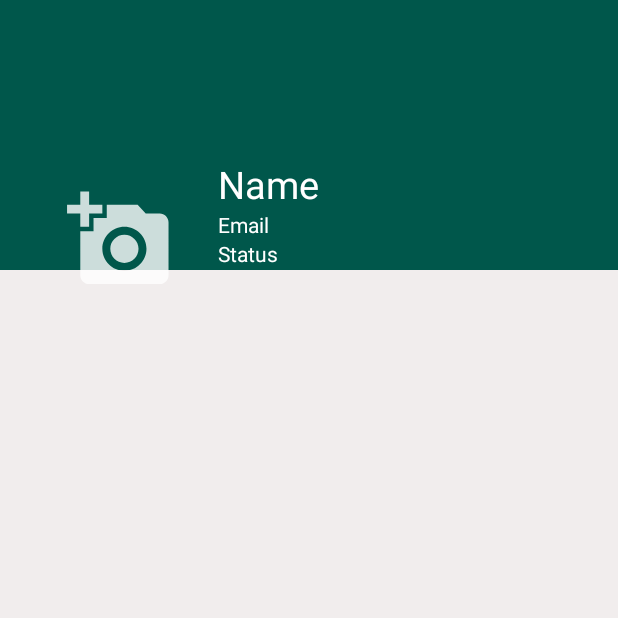
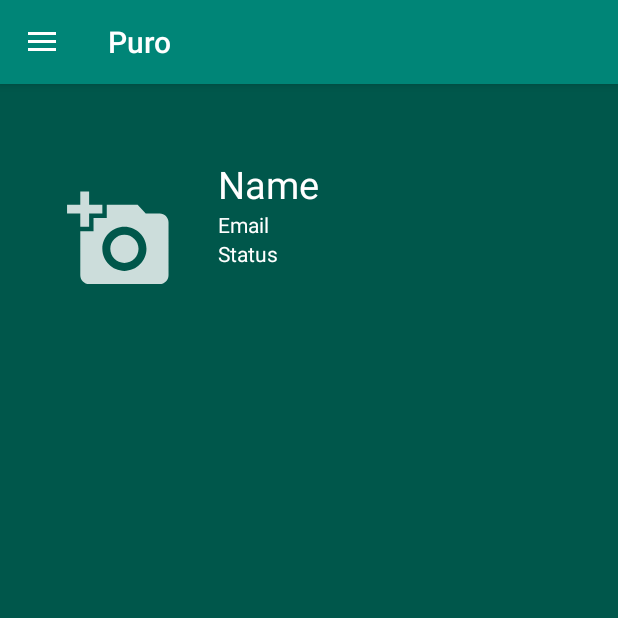
Before and after one commit to blakerd/CleaningHouse, an Android app: the Profile screen opened directly, with no data from a screen before it, on a phone screen of 412 x 824 dp, the top half of it. Run offline under Robolectric (Android 15) with nearby library versions, the phone set to English and light mode, and no system bars; our stand-ins replace Firebase (no records; nobody signed in at launch, a user with empty details on screens opened directly), Picasso.

Commit message:
adding nav drawer to pages

```diff
--- a/CleaningHouse-master/app/src/main/java/com/example/researchapp/HomeScreenHost.java
+++ b/CleaningHouse-master/app/src/main/java/com/example/researchapp/HomeScreenHost.java
@@ -45,12 +45,6 @@ public class HomeScreenHost extends AppCompatActivity implements View.OnClickLis
                 R.string.navigation_drawer_open, R.string.navigation_drawer_close);
         drawer.addDrawerListener(toggle);
         toggle.syncState();
-        /*if (drawer.isDrawerOpen(GravityCompat.START)) {
-            drawer.closeDrawer(GravityCompat.START);
-        } else {
-            drawer.openDrawer(GravityCompat.START);
-        }*/
-
         setupDrawerContent(navigationView);
         logOutBtn = findViewById(R.id.logOut);
         currentProperties = (Button) findViewById(R.id.currentProperties);
--- a/CleaningHouse-master/app/src/main/java/com/example/researchapp/Profile.java
+++ b/CleaningHouse-master/app/src/main/java/com/example/researchapp/Profile.java
@@ -1,12 +1,20 @@
 package com.example.researchapp;
 
 import androidx.annotation.NonNull;
+import androidx.appcompat.app.ActionBarDrawerToggle;
 import androidx.appcompat.app.AppCompatActivity;
+import androidx.appcompat.widget.Toolbar;
+import androidx.drawerlayout.widget.DrawerLayout;
 
+import android.content.Intent;
 import android.os.Bundle;
+import android.view.LayoutInflater;
+import android.view.MenuItem;
 import android.widget.ImageView;
+import android.widget.LinearLayout;
 import android.widget.TextView;
 
+import com.google.android.material.navigation.NavigationView;
 import com.google.firebase.auth.FirebaseAuth;
 import com.google.firebase.auth.FirebaseUser;
 import com.google.firebase.database.DataSnapshot;
@@ -23,12 +31,25 @@ public class Profile extends AppCompatActivity {
     FirebaseDatabase database;
     DatabaseReference databaseReference;
     ImageView avatarIv;
+    DrawerLayout drawer;
+    NavigationView navigationView;
 
     TextView nameTv, emailTv, phoneTv;
     @Override
     protected void onCreate(Bundle savedInstanceState) {
         super.onCreate(savedInstanceState);
         setContentView(R.layout.activity_profile);
+        Toolbar toolbar = findViewById(R.id.toolbar);
+        setSupportActionBar(toolbar);
+
+        drawer = findViewById(R.id.drawer_layout);
+        navigationView = findViewById(R.id.nav_view);
+
+        ActionBarDrawerToggle toggle = new ActionBarDrawerToggle(this, drawer, toolbar,
+                R.string.navigation_drawer_open, R.string.navigation_drawer_close);
+        drawer.addDrawerListener(toggle);
+        toggle.syncState();
+        setupDrawerContent(navigationView);
         firebaseAuth = FirebaseAuth.getInstance();
         user = firebaseAuth.getCurrentUser();
         database = FirebaseDatabase.getInstance();
@@ -67,4 +88,60 @@ public class Profile extends AppCompatActivity {
             }
         });
     }
+    private void setupDrawerContent(NavigationView navigationView) {
+        navigationView.setNavigationItemSelectedListener(
+                new NavigationView.OnNavigationItemSelectedListener() {
+                    @Override
+                    public boolean onNavigationItemSelected(MenuItem menuItem) {
+                        selectDrawerItem(menuItem);
+                        return true;
+                    }
+                });
+    }
+
+    public void selectDrawerItem(MenuItem menuItem) {
+        switch (menuItem.getItemId()) {
+            case R.id.nav_profile:
+                Intent h = new Intent(this, Profile.class);
+                startActivity(h);
+                break;
+            case R.id.nav_schedule:
+                Intent i = new Intent(this, ScheduleScreen.class);
+                startActivity(i);
+                break;
+            case R.id.property:
+                Intent j = new Intent(this, PropertiesScreen.class);
+                startActivity(j);
+                break;
+            case R.id.listings:
+
+                break;
+            case R.id.nav_message:
+                Intent l = new Intent(this, MessageScreen.class);
+                startActivity(l);
+                break;
+            case R.id.transactions:
+                Intent m = new Intent(this, BillingScreen.class);
+                startActivity(m);
+                break;
+            case R.id.contacts:
+
+                break;
+            case R.id.termsOfService:
+                Intent o = new Intent(this, terms_and_conditions_page.class);
+                startActivity(o);
+                break;
+            default:
+
+        }
+        LayoutInflater inflater = getLayoutInflater();
+        LinearLayout container = (LinearLayout) findViewById(R.id.content_frame);
+        inflater.inflate(R.layout.activity_home_screen_host, container);
+        // Highlight the selected item has been done by NavigationView
+        menuItem.setChecked(true);
+        // Set action bar title
+        setTitle(menuItem.getTitle());
+        // Close the navigation drawer
+        drawer.closeDrawers();
+    }
 }
--- a/CleaningHouse-master/app/src/main/res/layout/activity_profile.xml
+++ b/CleaningHouse-master/app/src/main/res/layout/activity_profile.xml
@@ -1,22 +1,46 @@
 <?xml version="1.0" encoding="utf-8"?>
-<ScrollView xmlns:android="http://schemas.android.com/apk/res/android"
+<androidx.drawerlayout.widget.DrawerLayout
+    xmlns:android="http://schemas.android.com/apk/res/android"
     xmlns:app="http://schemas.android.com/apk/res-auto"
     xmlns:tools="http://schemas.android.com/tools"
+    android:layout_height="match_parent"
     android:layout_width="match_parent"
-    android:layout_height="match_parent"
-    android:background="#F1EDED"
-    tools:context=".Profile">
+    android:id="@+id/drawer_layout"
+    android:fitsSystemWindows="true"
+    tools:context="com.example.researchapp.HomeScreenHost"
+    tools:openDrawer="start">
+    <LinearLayout
+        android:id="@+id/content_frame"
+        android:orientation="horizontal"
+        android:layout_width="match_parent"
+        android:layout_height="match_parent">
 
-    <RelativeLayout
-        android:layout_width="match_parent"
-        android:layout_height="wrap_content">
+
+    </LinearLayout>
     <RelativeLayout
         android:layout_width="match_parent"
         android:layout_height="180dp"
         android:background="@color/colorPrimaryDark"
-            >
+        ></RelativeLayout>
+    <RelativeLayout
+        android:layout_width="match_parent"
+        android:layout_height="wrap_content">
+        <LinearLayout
+            android:layout_width="match_parent"
+            android:layout_height="match_parent"
+            android:orientation="vertical">
 
-        </RelativeLayout>
+            <androidx.appcompat.widget.Toolbar
+                android:id="@+id/toolbar"
+                android:layout_width="match_parent"
+                android:layout_height="?attr/actionBarSize"
+                android:background="@color/colorPrimary"
+                android:elevation="4dp"
+                android:theme="@style/ThemeOverlay.AppCompat.Dark.ActionBar"
+                app:popupTheme="@style/ThemeOverlay.AppCompat.Light"
+                app:subtitleTextColor="#000000" />
+
+        </LinearLayout>
     <LinearLayout
         android:layout_width="match_parent"
         android:layout_height="120dp"
@@ -62,5 +86,12 @@
 
     </LinearLayout>
     </RelativeLayout>
+    <com.google.android.material.navigation.NavigationView
+        android:id="@+id/nav_view"
+        android:layout_width="wrap_content"
+        android:layout_height="match_parent"
+        android:layout_gravity="start"
+        app:headerLayout="@layout/nav_header"
+        app:menu="@menu/drawer_menu" />
 
-</ScrollView>
+</androidx.drawerlayout.widget.DrawerLayout>
--- a/CleaningHouse-master/app/src/main/res/layout/content_schedule_screen.xml
+++ b/CleaningHouse-master/app/src/main/res/layout/content_schedule_screen.xml
@@ -1,5 +1,6 @@
 <?xml version="1.0" encoding="utf-8"?>
-<androidx.constraintlayout.widget.ConstraintLayout xmlns:android="http://schemas.android.com/apk/res/android"
+<androidx.constraintlayout.widget.ConstraintLayout
+    xmlns:android="http://schemas.android.com/apk/res/android"
     xmlns:app="http://schemas.android.com/apk/res-auto"
     xmlns:tools="http://schemas.android.com/tools"
     android:layout_width="match_parent"
```
Also changed, not shown: CleaningHouse-master/app/src/main/java/com/example/researchapp/ScheduleScreen.java (+74 -8 lines), CleaningHouse-master/app/src/main/res/layout/activity_schedule_screen.xml (+38 -21 lines). Lines whose indentation alone changed are shown as unchanged.
